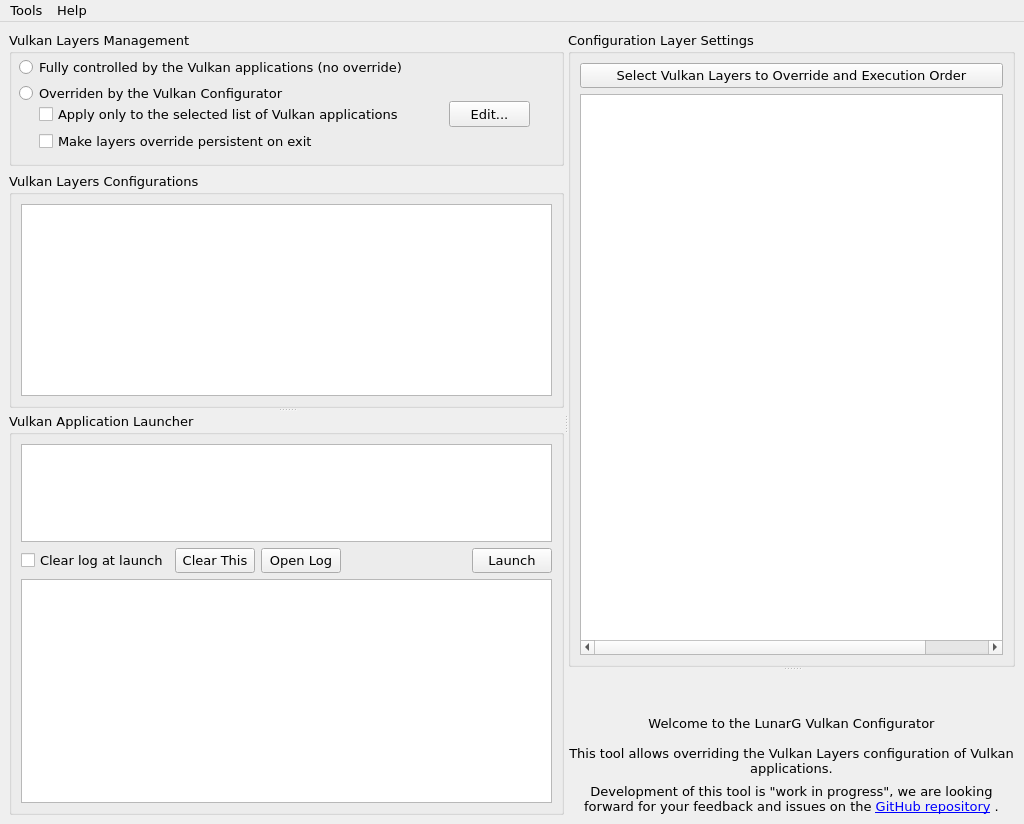
First picture: the form in vkconfig/mainwindow.ui, repository LunarG/VulkanTools, before the edit.
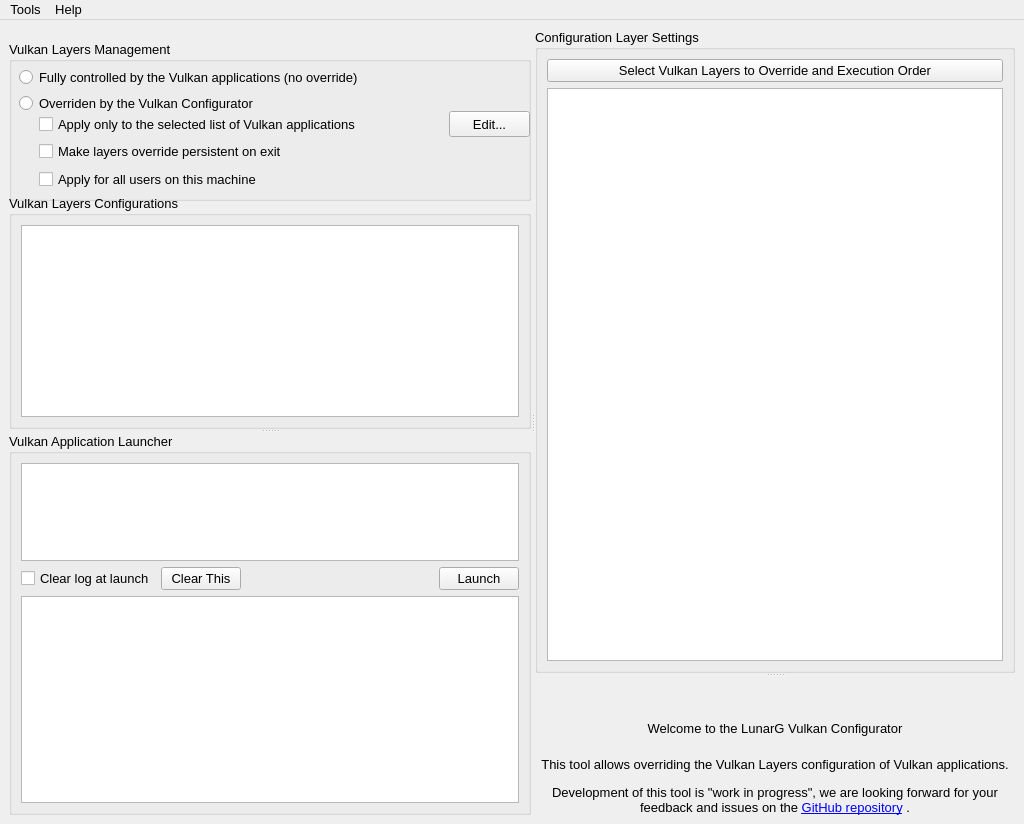
Second picture: the form after the edit. Icons and pictures are not drawn.

What changed in the file:
```diff
--- a/vkconfig/mainwindow.ui
+++ b/vkconfig/mainwindow.ui
@@ -30,7 +30,7 @@
   </property>
   <property name="font">
    <font>
-    <family>Verdana</family>
+    <family>Arial</family>
     <pointsize>10</pointsize>
    </font>
   </property>
@@ -67,7 +67,7 @@
            <property name="minimumSize">
             <size>
              <width>0</width>
-             <height>135</height>
+             <height>160</height>
             </size>
            </property>
            <property name="maximumSize">
@@ -156,6 +156,19 @@
              <string>Make layers override persistent on exit</string>
             </property>
            </widget>
+           <widget class="QCheckBox" name="checkBoxApplyAll">
+            <property name="geometry">
+             <rect>
+              <x>30</x>
+              <y>130</y>
+              <width>321</width>
+              <height>17</height>
+             </rect>
+            </property>
+            <property name="text">
+             <string>Apply for all users on this machine</string>
+            </property>
+           </widget>
           </widget>
          </item>
          <item>
@@ -215,10 +228,7 @@
          <string>Vulkan Application Launcher</string>
         </property>
         <layout class="QGridLayout" name="gridLayout_4">
-         <item row="2" column="0" colspan="5">
-          <widget class="QTextBrowser" name="logBrowser"/>
-         </item>
-         <item row="1" column="3">
+         <item row="1" column="2">
           <spacer name="horizontalSpacer">
            <property name="orientation">
             <enum>Qt::Horizontal</enum>
@@ -231,10 +241,10 @@
            </property>
           </spacer>
          </item>
-         <item row="1" column="2">
-          <widget class="QPushButton" name="pushButtonOpenLog">
+         <item row="1" column="3">
+          <widget class="QPushButton" name="pushButtonLaunch">
            <property name="text">
-            <string>Open Log</string>
+            <string>Launch</string>
            </property>
           </widget>
          </item>
@@ -245,7 +255,17 @@
            </property>
           </widget>
          </item>
-         <item row="0" column="0" colspan="5">
+         <item row="2" column="0" colspan="4">
+          <widget class="QTextBrowser" name="logBrowser"/>
+         </item>
+         <item row="1" column="1">
+          <widget class="QPushButton" name="pushButtonClearLog">
+           <property name="text">
+            <string>Clear This</string>
+           </property>
+          </widget>
+         </item>
+         <item row="0" column="0" colspan="4">
           <widget class="QTreeWidget" name="launchTree">
            <property name="sizePolicy">
             <sizepolicy hsizetype="Expanding" vsizetype="Expanding">
@@ -297,20 +317,6 @@
            </column>
           </widget>
          </item>
-         <item row="1" column="4">
-          <widget class="QPushButton" name="pushButtonLaunch">
-           <property name="text">
-            <string>Launch</string>
-           </property>
-          </widget>
-         </item>
-         <item row="1" column="1">
-          <widget class="QPushButton" name="pushButtonClearLog">
-           <property name="text">
-            <string>Clear This</string>
-           </property>
-          </widget>
-         </item>
         </layout>
        </widget>
       </widget>
@@ -340,6 +346,12 @@
          </property>
          <item row="1" column="0">
           <widget class="QTreeWidget" name="layerSettingsTree">
+           <property name="horizontalScrollBarPolicy">
+            <enum>Qt::ScrollBarAlwaysOff</enum>
+           </property>
+           <property name="sizeAdjustPolicy">
+            <enum>QAbstractScrollArea::AdjustToContentsOnFirstShow</enum>
+           </property>
            <property name="alternatingRowColors">
             <bool>false</bool>
            </property>
```
